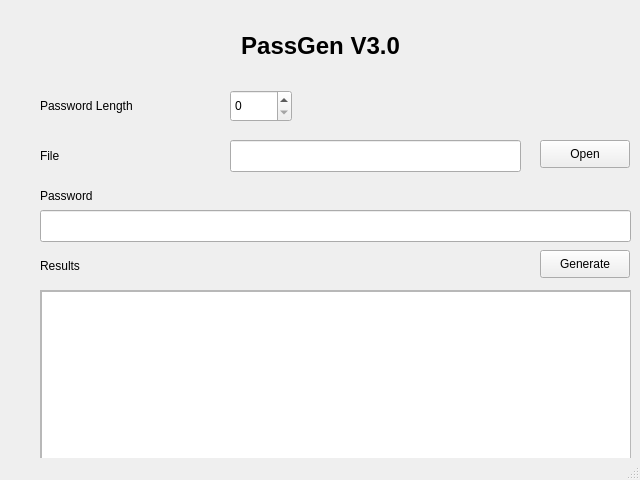
Before: the Qt Designer form gui.ui in mustafa-qamaruddin/PassGen, drawn with Qt 5.
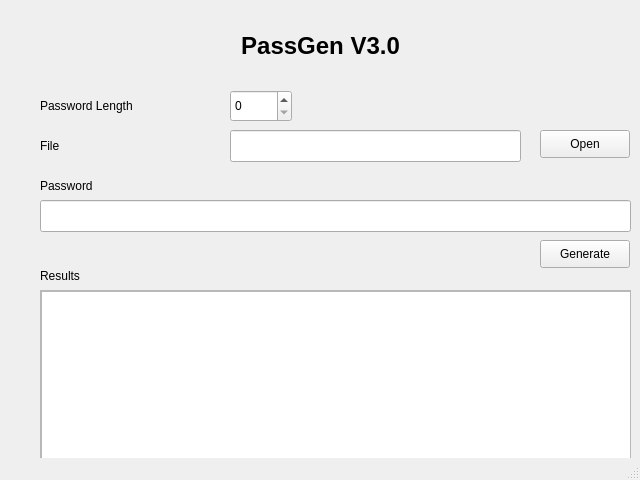
After: the same form once the commit is applied.

What changed in the file:
```diff
--- a/gui.ui
+++ b/gui.ui
@@ -64,7 +64,7 @@
     <property name="geometry">
      <rect>
       <x>40</x>
-      <y>180</y>
+      <y>170</y>
       <width>131</width>
       <height>31</height>
      </rect>
@@ -77,7 +77,7 @@
     <property name="geometry">
      <rect>
       <x>40</x>
-      <y>210</y>
+      <y>200</y>
       <width>591</width>
       <height>32</height>
      </rect>
@@ -120,7 +120,7 @@
     <property name="geometry">
      <rect>
       <x>40</x>
-      <y>250</y>
+      <y>260</y>
       <width>131</width>
       <height>31</height>
      </rect>
@@ -133,7 +133,7 @@
     <property name="geometry">
      <rect>
       <x>40</x>
-      <y>140</y>
+      <y>130</y>
       <width>61</width>
       <height>31</height>
      </rect>
@@ -146,7 +146,7 @@
     <property name="geometry">
      <rect>
       <x>230</x>
-      <y>140</y>
+      <y>130</y>
       <width>291</width>
       <height>32</height>
      </rect>
@@ -156,7 +156,7 @@
     <property name="geometry">
      <rect>
       <x>540</x>
-      <y>140</y>
+      <y>130</y>
       <width>90</width>
       <height>28</height>
      </rect>
@@ -169,7 +169,7 @@
     <property name="geometry">
      <rect>
       <x>540</x>
-      <y>250</y>
+      <y>240</y>
       <width>90</width>
       <height>28</height>
      </rect>
```
